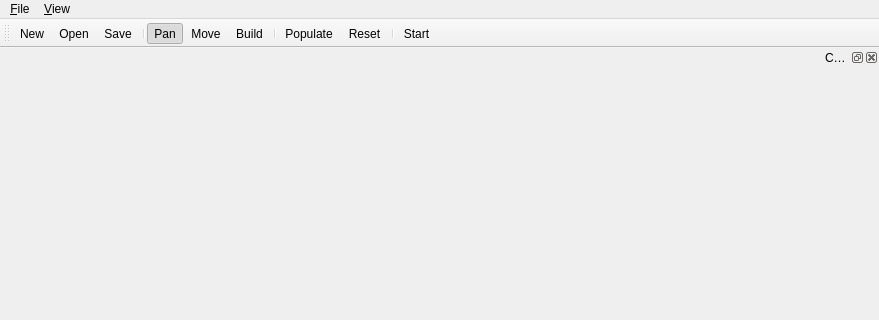
Above: src/editor/editor.ui from tmandry/adage before the change; both pictures show x 0 to 879 and y 0 to 320 of the 879 by 707 pixel window. Below: the same form after it.
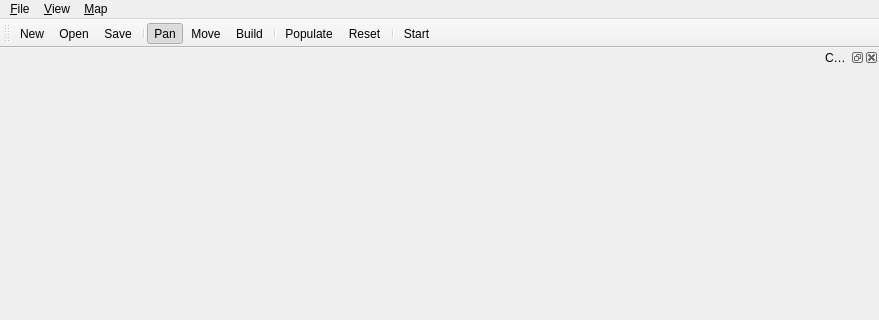
That is the form after the change.

Patch:
```diff
--- a/src/editor/editor.ui
+++ b/src/editor/editor.ui
@@ -47,8 +47,15 @@
     <addaction name="separator"/>
     <addaction name="actShowComm"/>
    </widget>
+   <widget class="QMenu" name="menuMap">
+    <property name="title">
+     <string>&amp;Map</string>
+    </property>
+    <addaction name="actGenNavmesh"/>
+   </widget>
    <addaction name="menu_File"/>
    <addaction name="menu_View"/>
+   <addaction name="menuMap"/>
   </widget>
   <widget class="QStatusBar" name="statusbar">
    <property name="mouseTracking">
```
Left out of the diff: 5 changed lines with no effect on the pictures.
